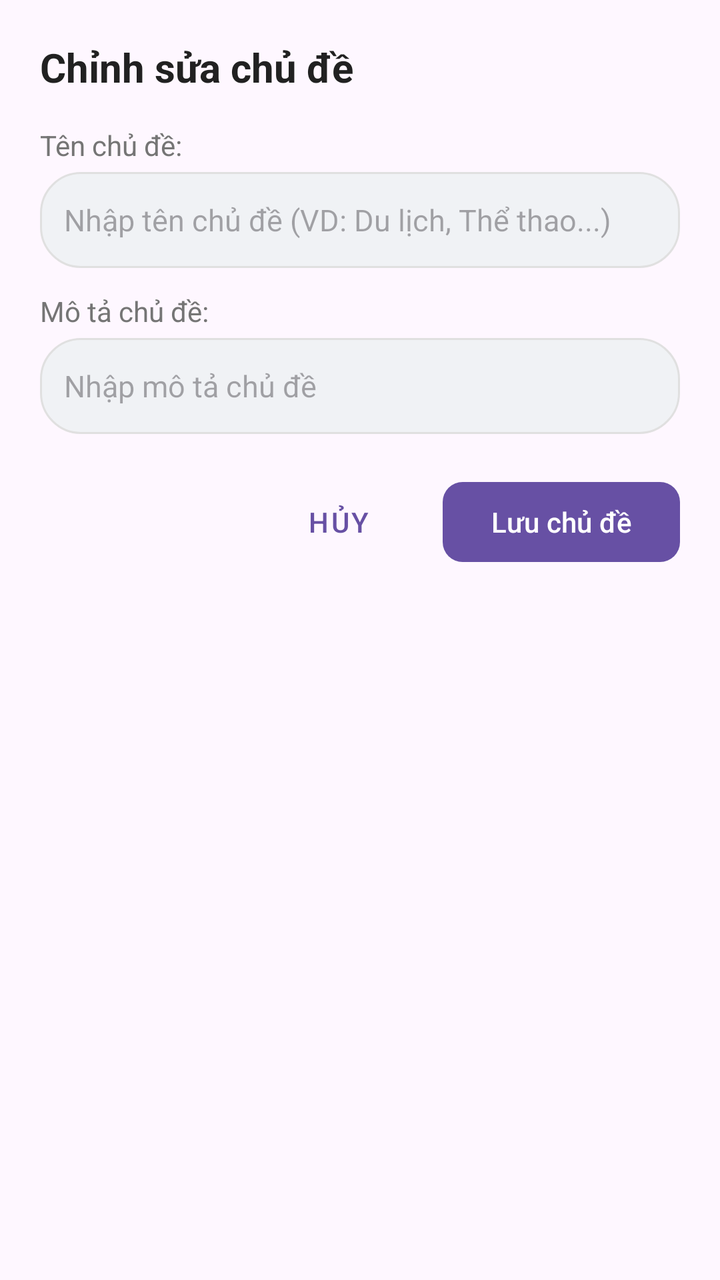
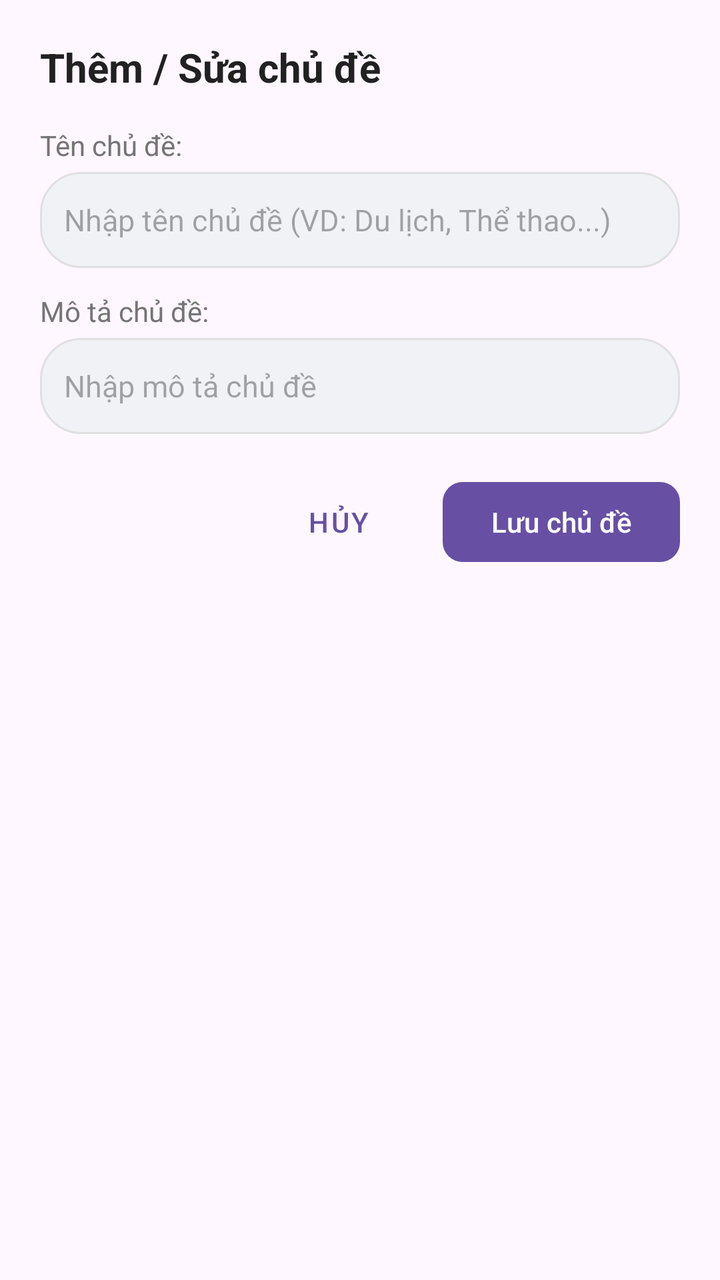

Screens rendered from an Android XML layout before and after an edit, with the pre-edit source and the edit as a unified diff.
<!-- AndroidManifest.xml: application theme Theme.ProjectHocTiengAnh -->
<!-- res/layout/dialog_sua_chu_de.xml -->
<?xml version="1.0" encoding="utf-8"?>
<LinearLayout xmlns:android="http://schemas.android.com/apk/res/android"
    xmlns:app="http://schemas.android.com/apk/res-auto"
    android:layout_width="match_parent"
    android:layout_height="wrap_content"
    android:orientation="vertical"
    android:padding="20dp">

    <TextView
        android:id="@+id/tvTopicDialogTitle"
        android:layout_width="wrap_content"
        android:layout_height="wrap_content"
        android:text="Chỉnh sửa chủ đề"
        android:textColor="@color/text_primary"
        android:textSize="20sp"
        android:textStyle="bold" />

    <TextView
        android:layout_width="wrap_content"
        android:layout_height="wrap_content"
        android:layout_marginTop="16dp"
        android:text="Tên chủ đề:"
        android:textColor="@color/text_secondary"
        android:textSize="14sp" />

    <EditText
        android:id="@+id/etTopicName"
        android:layout_width="match_parent"
        android:layout_height="48dp"
        android:layout_marginTop="4dp"
        android:background="@drawable/bg_pill_unselected"
        android:hint="Nhập tên chủ đề (VD: Du lịch, Thể thao...)"
        android:inputType="textCapSentences"
        android:paddingHorizontal="12dp"
        android:textSize="15sp" />

    <TextView
        android:layout_width="wrap_content"
        android:layout_height="wrap_content"
        android:layout_marginTop="12dp"
        android:text="Mô tả chủ đề:"
        android:textColor="@color/text_secondary"
        android:textSize="14sp" />

    <EditText
        android:id="@+id/etTopicDesc"
        android:layout_width="match_parent"
        android:layout_height="48dp"
        android:layout_marginTop="4dp"
        android:background="@drawable/bg_pill_unselected"
        android:hint="Nhập mô tả chủ đề"
        android:inputType="textCapSentences"
        android:paddingHorizontal="12dp"
        android:textSize="15sp" />

    <LinearLayout
        android:layout_width="match_parent"
        android:layout_height="wrap_content"
        android:layout_marginTop="20dp"
        android:gravity="end"
        android:orientation="horizontal">

        <com.google.android.material.button.MaterialButton
            android:id="@+id/btnCancelTopic"
            style="@style/Widget.MaterialComponents.Button.TextButton"
            android:layout_width="wrap_content"
            android:layout_height="wrap_content"
            android:text="Hủy" />

        <com.google.android.material.button.MaterialButton
            android:id="@+id/btnSaveTopic"
            android:layout_width="wrap_content"
            android:layout_height="wrap_content"
            android:layout_marginStart="8dp"
            android:text="Lưu chủ đề"
            app:cornerRadius="10dp" />

    </LinearLayout>

</LinearLayout>
<!-- resources referenced by this layout -->
<resources>
  <color name="text_primary">#212121</color>
  <color name="text_secondary">#757575</color>
  <!-- drawable bg_pill_unselected (drawable) -->
  <?xml version="1.0" encoding="utf-8"?>
  <shape xmlns:android="http://schemas.android.com/apk/res/android"
      android:shape="rectangle">
      <solid android:color="@color/pill_unselected_bg" />
      <corners android:radius="20dp" />
      <stroke
          android:width="1dp"
          android:color="#E0E0E0" />
  </shape>
  <style name="Theme.ProjectHocTiengAnh" parent="Base.Theme.ProjectHocTiengAnh" />
  <color name="pill_unselected_bg">#F0F2F5</color>
  <style name="Base.Theme.ProjectHocTiengAnh" parent="Theme.Material3.DayNight.NoActionBar">
          
          
      </style>
</resources>

<!-- the commit's change to res/layout/dialog_sua_chu_de.xml (unified diff, before → after) -->
@@ -10,7 +10,7 @@
         android:id="@+id/tvTopicDialogTitle"
         android:layout_width="wrap_content"
         android:layout_height="wrap_content"
-        android:text="Chỉnh sửa chủ đề"
+        android:text="Thêm / Sửa chủ đề"
         android:textColor="@color/text_primary"
         android:textSize="20sp"
         android:textStyle="bold" />
@@ -24,7 +24,7 @@
         android:textSize="14sp" />
 
     <EditText
-        android:id="@+id/etTopicName"
+        android:id="@+id/tv_topic_name"
         android:layout_width="match_parent"
         android:layout_height="48dp"
         android:layout_marginTop="4dp"
@@ -43,7 +43,7 @@
         android:textSize="14sp" />
 
     <EditText
-        android:id="@+id/etTopicDesc"
+        android:id="@+id/tv_topic_desc"
         android:layout_width="match_parent"
         android:layout_height="48dp"
         android:layout_marginTop="4dp"
